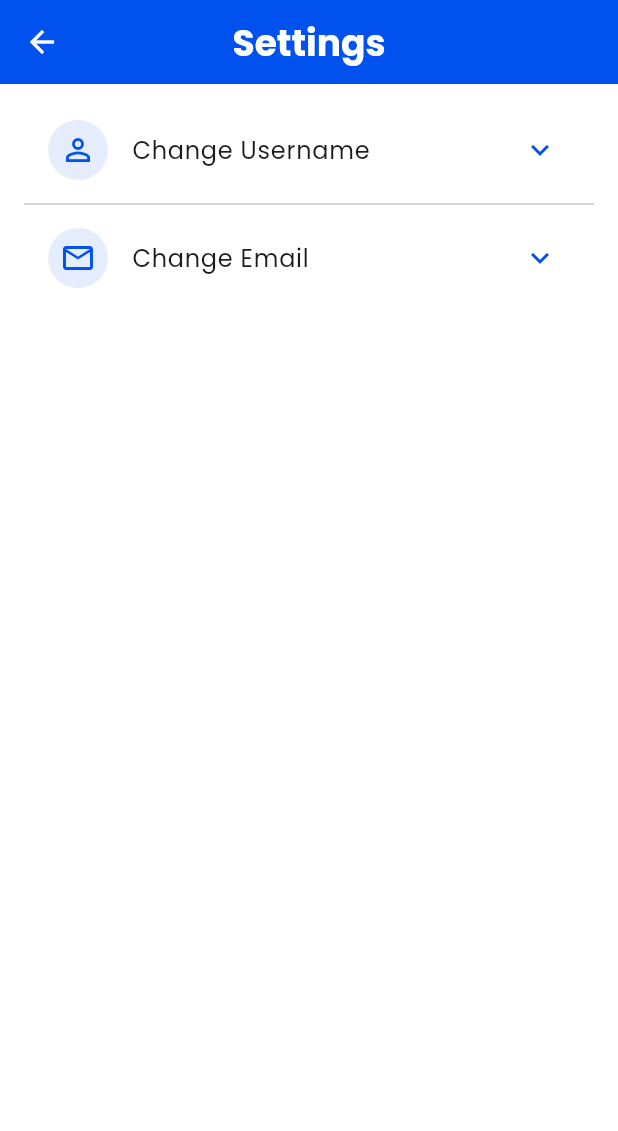
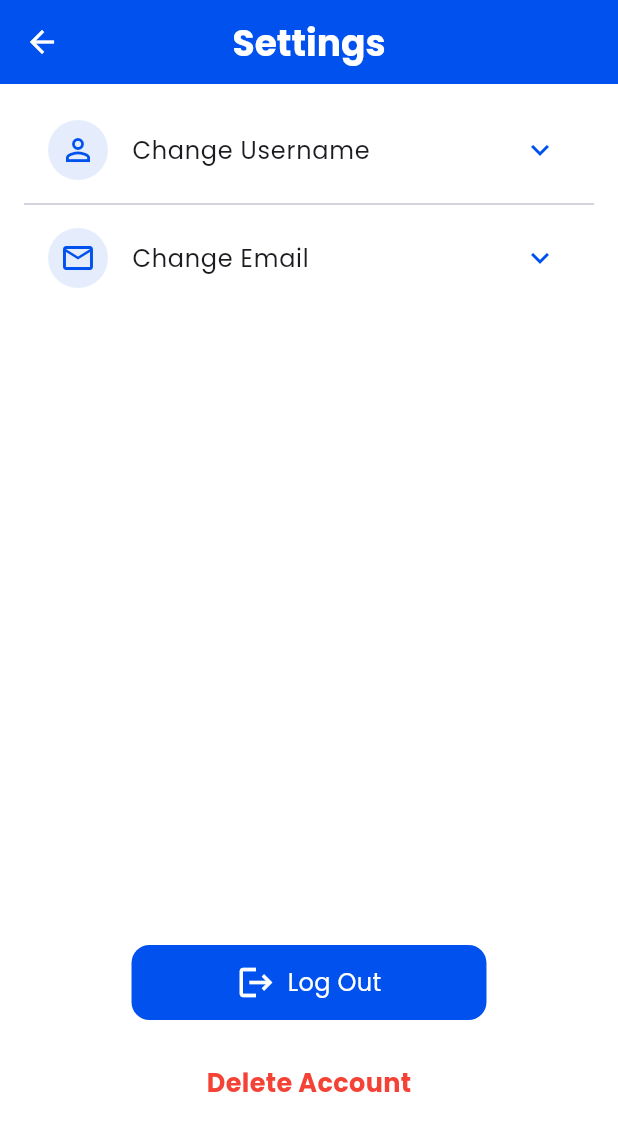
Before and after one commit to wathilaDewnaka/ridelanka-mobile-app-client, a Flutter app: the SettingsPage screen opened directly, on a phone screen of 412 x 824 dp. Shown: the top 1131 px of the screen. Run offline on Flutter 3.47's test engine with Material 3 defaults, Android fonts, the phone set to English and light mode, and no system bars; our stand-ins replace firebase_core; accounts and stored records are empty.

Commit message:
Added logout and delete account buttons

```diff
--- a/lib/src/screens/rider/settings_tab.dart
+++ b/lib/src/screens/rider/settings_tab.dart
@@ -6,7 +6,7 @@ class SettingsPage extends StatelessWidget {
   @override
   Widget build(BuildContext context) {
     const Color iconColor = Color(0xFF0051ED);
-    const Color iconBackgroundColor = Color(0x1A0051ED);
+    const Color iconBackgroundColor = Color(0x1A0051ED); // Light opacity (10%)
 
     return Scaffold(
       appBar: AppBar(
@@ -50,6 +50,48 @@ class SettingsPage extends StatelessWidget {
               trailing: const Icon(Icons.keyboard_arrow_down, color: iconColor),
               onTap: () {},
             ),
+            SizedBox(height: 430),
+            Row(
+              mainAxisAlignment: MainAxisAlignment.center,
+              children: [
+                Container(
+                  padding: EdgeInsets.symmetric(horizontal: 70, vertical: 12),
+                  decoration: BoxDecoration(
+                    color: Color(0xFF0051ED),
+                    borderRadius: BorderRadius.circular(12),
+                  ),
+                  child: Row(
+                    mainAxisAlignment: MainAxisAlignment.center,
+                    children: [
+                      Icon(
+                        Icons.logout,
+                        size: 26,
+                        color: Colors.white,
+                      ),
+                      SizedBox(width: 8),
+                      Text(
+                        'Log Out',
+                        style: TextStyle(
+                          color: Colors.white,
+                          fontSize: 16,
+                        ),
+                      ),
+                    ],
+                  ),
+                ),
+              ],
+            ),
+            SizedBox(height: 30),
+            Row(
+              mainAxisAlignment: MainAxisAlignment.center,
+              children: [
+                Text('Delete Account',
+                    style: TextStyle(
+                        color: Colors.red,
+                        fontSize: 17,
+                        fontWeight: FontWeight.bold)),
+              ],
+            )
           ],
         ),
       ),
```
